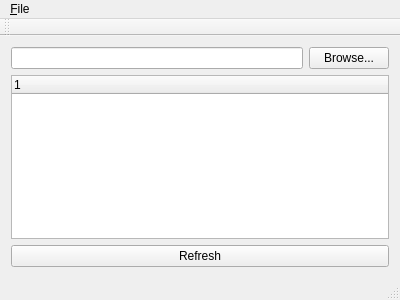
First picture: the form in mainwindow.ui, repository rasgo-cc/DamnSimpleXML, before the edit.
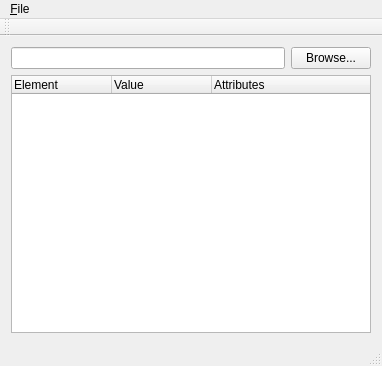
Second picture: the form after the edit. Custom widgets are drawn as their Qt base class.

The edit to the form file:
```diff
--- a/mainwindow.ui
+++ b/mainwindow.ui
@@ -6,15 +6,15 @@
    <rect>
     <x>0</x>
     <y>0</y>
-    <width>400</width>
-    <height>300</height>
+    <width>382</width>
+    <height>366</height>
    </rect>
   </property>
   <property name="windowTitle">
    <string>MainWindow</string>
   </property>
   <widget class="QWidget" name="centralWidget">
-   <layout class="QHBoxLayout" name="horizontalLayout_2">
+   <layout class="QVBoxLayout" name="verticalLayout_2">
     <item>
      <layout class="QVBoxLayout" name="verticalLayout">
       <item>
@@ -37,18 +37,24 @@
       </item>
       <item>
        <widget class="XmlTreeWidget" name="treeWidget">
+        <property name="columnCount">
+         <number>3</number>
+        </property>
         <column>
          <property name="text">
-          <string notr="true">1</string>
+          <string notr="true">Element</string>
          </property>
         </column>
-       </widget>
-      </item>
-      <item>
-       <widget class="QPushButton" name="refresh_pushButton">
+        <column>
         <property name="text">
-         <string>Refresh</string>
-        </property>
+          <string>Value</string>
+         </property>
+        </column>
+        <column>
+         <property name="text">
+          <string>Attributes</string>
+         </property>
+        </column>
        </widget>
       </item>
      </layout>
@@ -60,7 +66,7 @@
     <rect>
      <x>0</x>
      <y>0</y>
-     <width>400</width>
+     <width>382</width>
      <height>21</height>
     </rect>
    </property>
```
Lines whose indentation alone changed are shown as unchanged.
